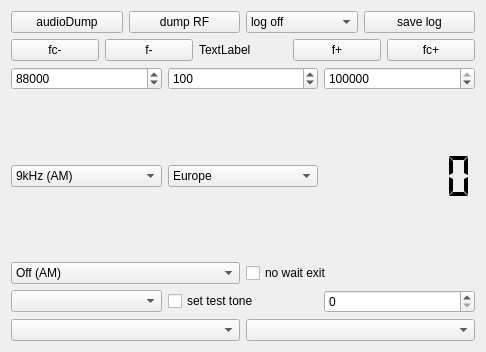
Before: the Qt Designer form forms/configwidget.ui in JvanKatwijk/sdr-j-fm, drawn with Qt 5.
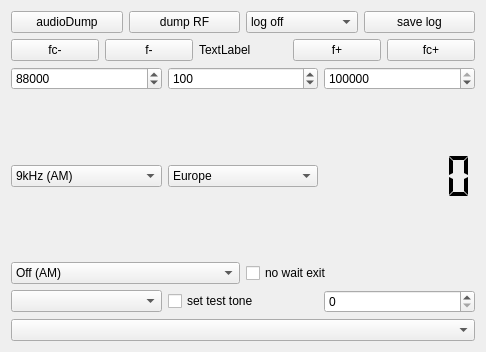
After: the same form once the commit is applied.

```diff
--- a/forms/configwidget.ui
+++ b/forms/configwidget.ui
@@ -326,9 +326,6 @@
      <item>
       <widget class="QComboBox" name="streamOutSelector"/>
      </item>
-     <item>
-      <widget class="QComboBox" name="cbThemes"/>
-     </item>
     </layout>
    </item>
   </layout>
```
Left out of the diff: 4 changed lines with no effect on the pictures.
